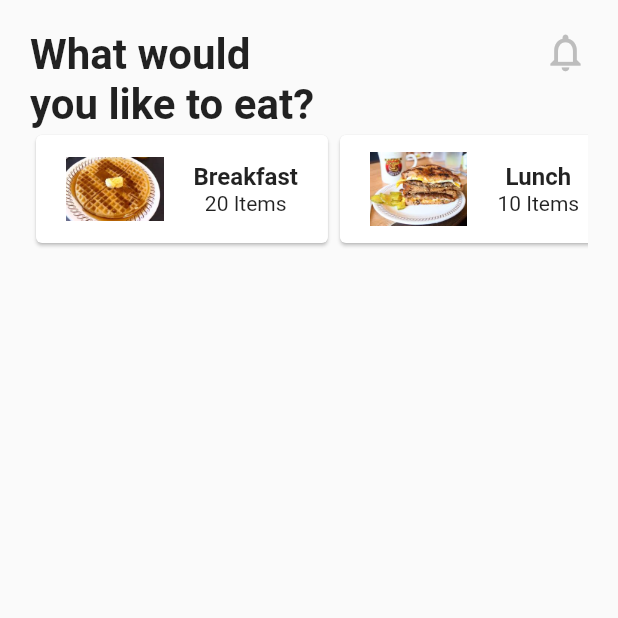
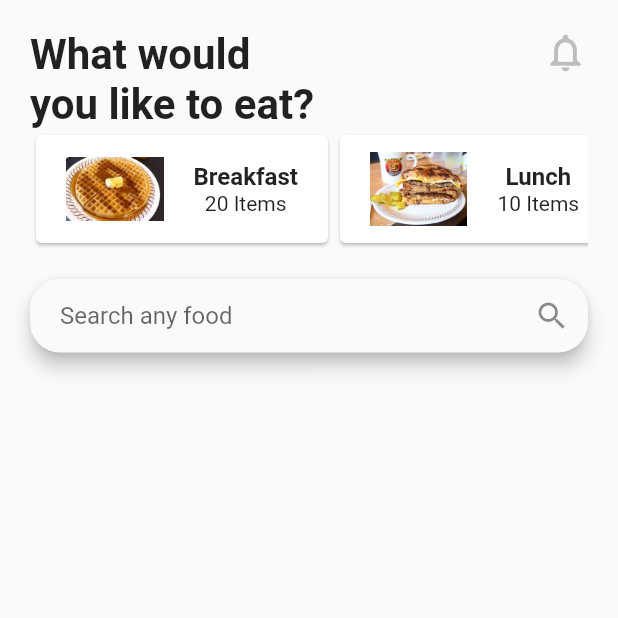
Before and after one commit to Jengwen/rest_app, a Flutter app: the screen it shows after launch, on a phone screen of 412 x 824 dp, the top half of it. Run offline on Flutter 3.47's test engine with Material 2 defaults, Android fonts, the phone set to English and light mode, and no system bars.

Commit message:
search field designed

```diff
--- a/lib/src/homeScreen.dart
+++ b/lib/src/homeScreen.dart
@@ -1,6 +1,7 @@
 import 'package:flutter/material.dart';
 import 'widgets/home_top_info.dart';
 import 'widgets/food_category.dart';
+import 'widgets/search_field.dart';
 
 //create homescreen class
 class HomeScreen extends StatefulWidget{
@@ -14,11 +15,15 @@ class _HomeScreenState extends State<HomeScreen>{
   @override
   Widget build(BuildContext context){
     return Scaffold(
+      //scaffold the home screen view with widgets
       body: ListView(
         padding: EdgeInsets.only(top: 20.0, left: 20.0, right: 20.0,bottom: 20.0),
         children: <Widget> [
          HomeTopInfo(),
-         FoodCategory()
+         FoodCategory(),
+         //creates space above search
+         SizedBox(height:20),
+         SerachField()
         ]
       )
       );
--- /dev/null
+++ b/lib/src/widgets/search_field.dart
@@ -0,0 +1,20 @@
+import 'package:flutter/material.dart';
+
+class SerachField extends StatelessWidget{
+@override
+
+Widget build(BuildContext context){
+  return Material(
+      elevation: 5.0,
+      borderRadius: BorderRadius.circular(20),
+      child: TextField(
+        decoration: InputDecoration(
+          contentPadding: EdgeInsets.symmetric(horizontal:20, vertical:15),
+          hintText: "Search any food",
+          suffixIcon: Icon(Icons.search),
+          border: InputBorder.none
+      ),
+    ),
+  );
+}
+}
```
